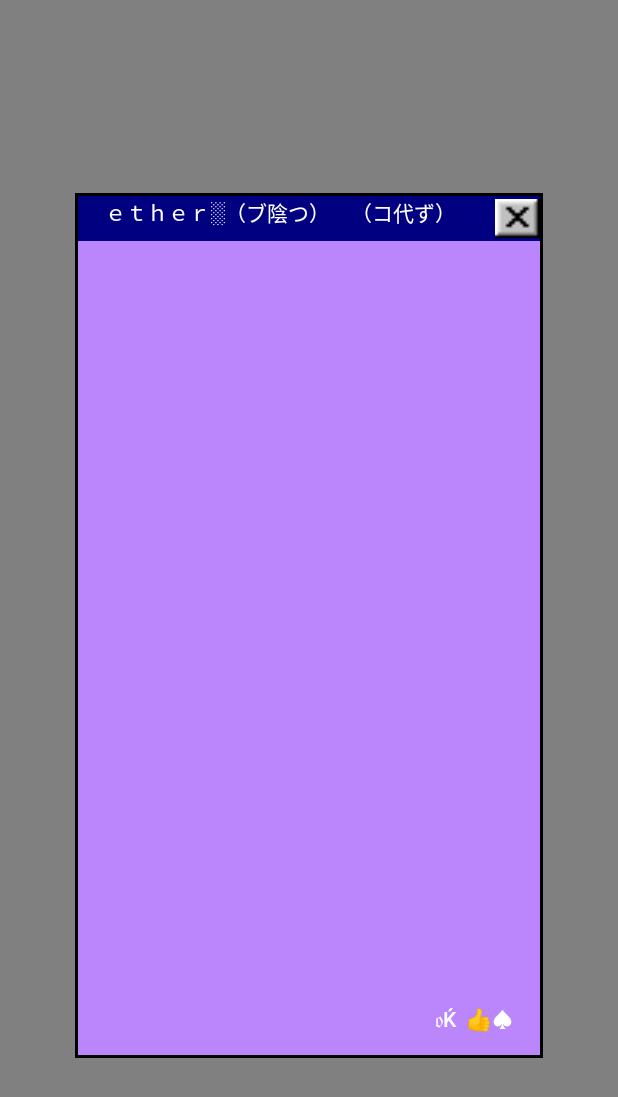
After one commit to vaseelaser/Vaseelaser-android, an Android app: the layout dialog_generated_ether.xml on its own in the app's theme, with its tools: preview values and no code run, on a phone screen of 412 x 824 dp. The commit adds this screen. Shown: the top 1097 px of the screen. Run offline under Robolectric (Android 15) with nearby library versions, the phone set to English and light mode, and no system bars.

Commit message:
𝖎　𝖑𝖔𝖛𝖊　𝖎𝖓𝖙𝖊𝖗𝖓𝖊𝖙　ゥ引べ

```diff
--- a/app/src/main/java/com/dialog/vaseelaser/library/EnqueuedHttpTask.java
+++ b/app/src/main/java/com/dialog/vaseelaser/library/EnqueuedHttpTask.java
@@ -107,14 +107,12 @@ public class EnqueuedHttpTask {
                 requestBuilder.delete();
                 break;
             case POST_USER_DATA:
+                Log.e("pame","ligo");
                 requestBuilder.post(mRequestBody);
-
                 requestBuilder.addHeader("Accept", "application/json, text/javascript, */*; q=0.01");
-
                 requestBuilder.addHeader("Content-Type", "application/json");
-                requestBuilder.addHeader("X-CSRF-TOKEN", "HYumR8IZO6CABbbYCbHmeCongzO5GyD7wxyBQQta");
+                requestBuilder.addHeader("X-CSRF-TOKEN", "oNxaWMQF6lprtTZb6NmKelhekIVjYBzzUI8MMGx2");
                 requestBuilder.addHeader("X-Requested-With", "XMLHttpRequest");
-
                 requestBuilder.addHeader("Origin", "https://fancy-generator.com");
                 requestBuilder.addHeader("Connection", "keep-alive");
                 requestBuilder.addHeader("Referer", "https://fancy-generator.com/vaporwave-text-generator");
--- a/app/src/main/java/com/dialog/vaseelaser/library/PopUpAlertDialog.java
+++ b/app/src/main/java/com/dialog/vaseelaser/library/PopUpAlertDialog.java
@@ -33,7 +33,7 @@ import java.util.ArrayList;
 @SuppressWarnings("Convert2Lambda")
 public class PopUpAlertDialog extends DialogFragment {
 
-    private final static int ANIM_DURATION_MS = 500;
+    private final static int ANIM_DURATION_MS = 0;
     private final CompatAlertBundle mBundle;
     private View mRootView;
     private final boolean mIsNative;
@@ -82,8 +82,8 @@ public class PopUpAlertDialog extends DialogFragment {
         mRootView = inflater.inflate(mBundle.getLayoutID(), container, false);
 
         if (!mIsNative) mNonNativeDeadArea = mRootView.findViewById(R.id.dead_area);
-        ANIM_IN_MS = 1000;
-        ANIM_OUT_MS = 1000;
+        ANIM_IN_MS = 0;
+        ANIM_OUT_MS = 0;
 
         if (mBundle.getInitWithDialog()) {
             mProgress = new ProgressDialog(mBundle.getActivity());
--- /dev/null
+++ b/app/src/main/res/layout/dialog_generated_ether.xml
@@ -0,0 +1,85 @@
+<?xml version="1.0" encoding="utf-8"?>
+<androidx.constraintlayout.widget.ConstraintLayout xmlns:android="http://schemas.android.com/apk/res/android"
+    xmlns:app="http://schemas.android.com/apk/res-auto"
+    android:layout_width="match_parent"
+    android:layout_height="match_parent">
+
+    <androidx.constraintlayout.widget.ConstraintLayout
+        android:id="@+id/dead_area"
+        android:layout_width="match_parent"
+        android:layout_height="0dp"
+        android:clickable="true"
+        android:focusable="true"
+        android:background="@color/semi_transparent"
+        app:layout_constraintHeight_percent="1"
+        app:layout_constraintTop_toTopOf="parent"/>
+
+    <androidx.constraintlayout.widget.ConstraintLayout
+        android:id="@+id/dialog_main"
+        android:layout_width="match_parent"
+        android:layout_height="0dp"
+        android:layout_marginTop="10dp"
+        android:background="@drawable/round_frame_bg_solid"
+        app:layout_constraintTop_toTopOf="parent"
+        app:layout_constraintBottom_toBottomOf="parent"
+        android:layout_marginEnd="50dp"
+        android:layout_marginStart="50dp"
+        app:layout_constraintHeight_percent="0.70">
+
+        <androidx.constraintlayout.widget.ConstraintLayout
+            android:id="@+id/appbar"
+            android:layout_width="match_parent"
+            android:layout_gravity="end"
+            android:layout_height="30dp"
+            app:layout_constraintTop_toTopOf="parent"
+            app:layout_constraintStart_toStartOf="parent"
+            android:background="@drawable/appbar"
+            android:weightSum="1">
+
+            <TextView
+                android:id="@+id/dialog_default_title"
+                android:layout_width="0dp"
+                android:layout_height="match_parent"
+                app:layout_constraintStart_toStartOf="parent"
+                app:layout_constraintTop_toTopOf="parent"
+                android:layout_marginStart="18dp"
+                android:layout_marginEnd="18dp"
+                app:layout_constraintEnd_toStartOf="@id/x"
+                android:text="ｅｔｈｅｒ░（ブ陰つ）　（コ代ず）"
+                android:textColor="#ffffff"/>
+
+            <ImageView
+                android:id="@+id/x"
+                android:layout_width="30dp"
+                app:layout_constraintEnd_toEndOf="parent"
+                app:layout_constraintTop_toTopOf="parent"
+                app:layout_constraintBottom_toBottomOf="parent"
+                android:src="@drawable/x"
+                android:layout_height="30dp"/>
+        </androidx.constraintlayout.widget.ConstraintLayout>
+
+        <ScrollView
+            android:layout_width="match_parent"
+            android:layout_height="0dp"
+            app:layout_constraintTop_toBottomOf="@id/appbar"
+            app:layout_constraintBottom_toTopOf="@id/dialog_default_ok">
+
+            <TextView
+                android:id="@+id/container"
+                android:layout_width="wrap_content"
+                android:layout_height="wrap_content"/>
+        </ScrollView>
+        <Button
+            android:id="@+id/dialog_default_ok"
+            style="@style/AppTheme.BottomButtonsOKCancel"
+            android:layout_width="wrap_content"
+            android:layout_height="wrap_content"
+            app:layout_constraintBottom_toBottomOf="parent"
+            app:layout_constraintEnd_toEndOf="parent"
+            android:text="𝔬Ќ  👍♠" />
+
+
+
+    </androidx.constraintlayout.widget.ConstraintLayout>
+
+</androidx.constraintlayout.widget.ConstraintLayout>
```
Also changed, not shown: app/src/main/java/com/dialog/vaseelaser/One.java (+38 -1 lines), app/src/main/java/com/dialog/vaseelaser/library/Animator.java (+4 -4 lines), app/src/main/java/com/dialog/vaseelaser/library/Vaporizer.java (+31 -8 lines), app/src/main/res/drawable/round_frame_bg_dialog.xml (added, +16 -0 lines).
